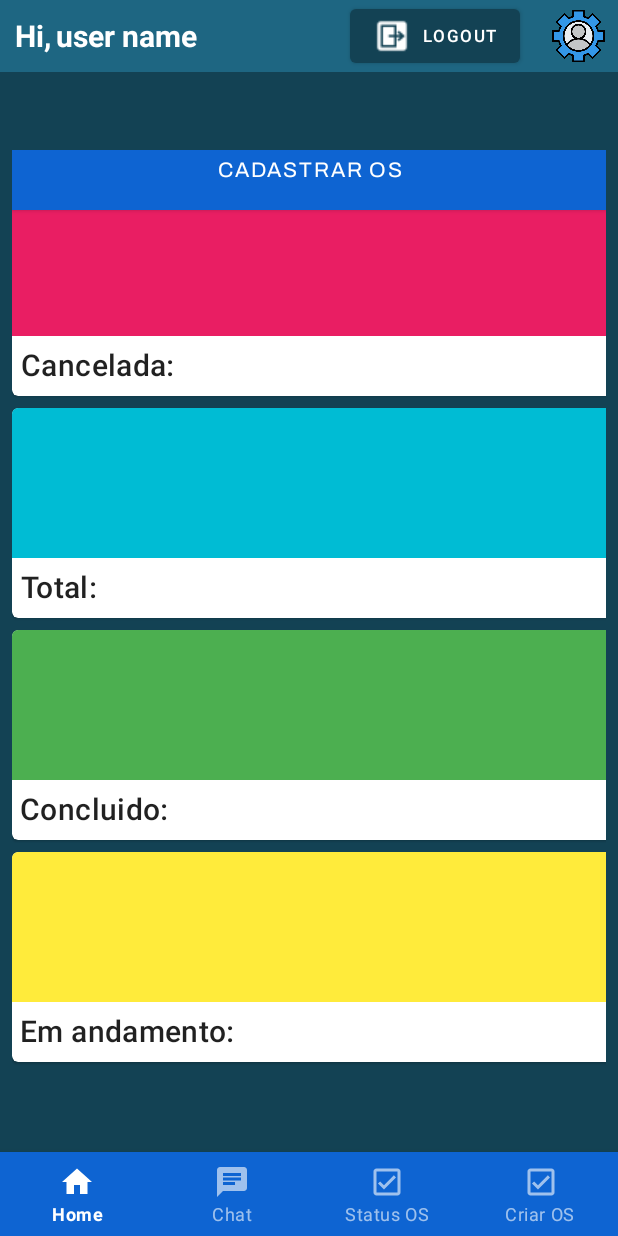
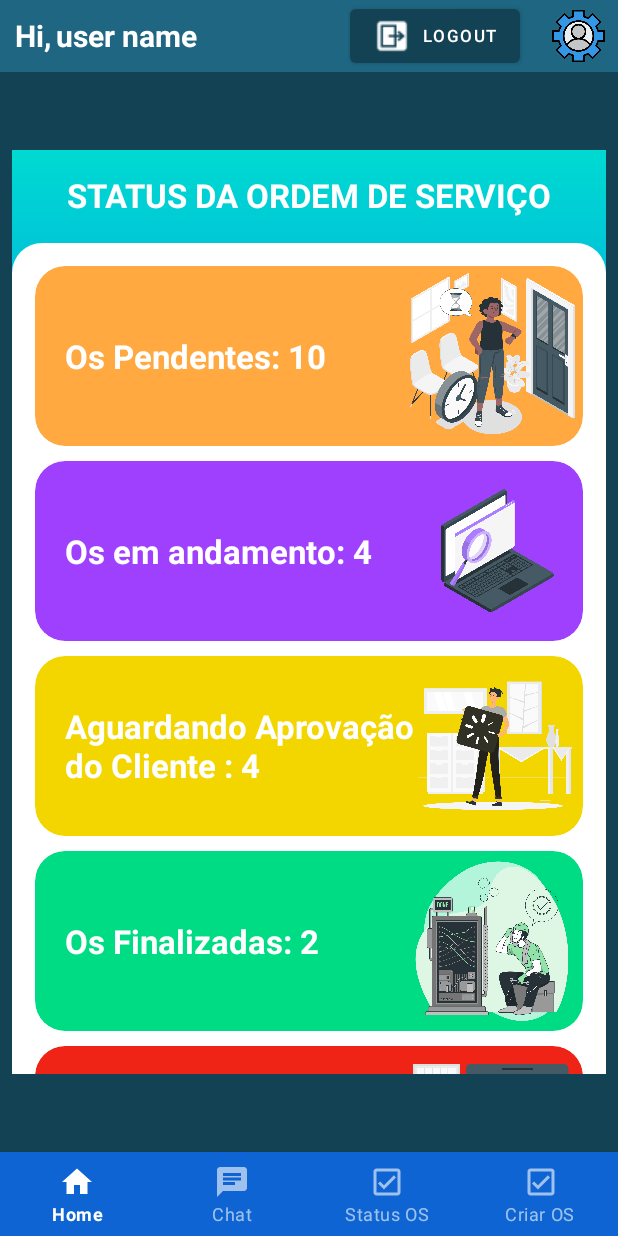
Before and after one commit to LeonardoSnows/Sistema-Integrado-Continuo, an Android app: the screen it shows after launch once a user with an empty profile is signed in (MainMenu), on a phone screen of 412 x 824 dp. Run offline under Robolectric (Android 15) with nearby library versions, the phone set to English and light mode, and no system bars; our stand-ins replace Firebase (no records; nobody signed in at launch, a user with empty details on screens opened directly).

Commit message:
alterado a tela de status das OS

```diff
--- /dev/null
+++ b/sistema_integrado_continuo/app/src/main/res/drawable/shape_app_categorias.xml
@@ -0,0 +1,8 @@
+<?xml version="1.0" encoding="utf-8"?>
+<shape xmlns:android="http://schemas.android.com/apk/res/android">
+<gradient
+    android:startColor="@color/cor_top"
+    android:endColor="@color/cor_bottom"
+    android:angle="60"
+    />
+</shape>
--- /dev/null
+++ b/sistema_integrado_continuo/app/src/main/res/drawable/shape_container_categorias.xml
@@ -0,0 +1,8 @@
+<?xml version="1.0" encoding="utf-8"?>
+<shape xmlns:android="http://schemas.android.com/apk/res/android">
+<solid android:color="@color/white"/>
+    <corners
+        android:topRightRadius="20dp"
+        android:topLeftRadius="20dp"
+        />
+</shape>
--- a/sistema_integrado_continuo/app/src/main/res/layout/fragment_home.xml
+++ b/sistema_integrado_continuo/app/src/main/res/layout/fragment_home.xml
@@ -1,229 +1,191 @@
 <?xml version="1.0" encoding="utf-8"?>
-<androidx.constraintlayout.widget.ConstraintLayout xmlns:android="http://schemas.android.com/apk/res/android"
+<androidx.constraintlayout.widget.ConstraintLayout
+    xmlns:android="http://schemas.android.com/apk/res/android"
     xmlns:app="http://schemas.android.com/apk/res-auto"
     xmlns:tools="http://schemas.android.com/tools"
     android:layout_width="match_parent"
     android:layout_height="match_parent"
+    android:background="@drawable/shape_app_categorias"
     tools:context=".status.status">
 
+    <TextView
+        android:id="@+id/status_os"
+        android:layout_width="match_parent"
+        android:layout_height="wrap_content"
+        android:text="STATUS DA ORDEM DE SERVIÇO"
+        android:textColor="@color/white"
+        android:gravity="center"
+        android:layout_marginTop="15dp"
+        android:textSize="22dp"
+        android:textStyle="bold"
+        app:layout_constraintTop_toTopOf="parent" />
 
-    <ScrollView
-        android:id="@+id/scrollView2"
+    <View
+        android:id="@+id/view"
         android:layout_width="match_parent"
-        android:layout_height="match_parent"
-        android:orientation="vertical">
+        android:layout_height="1px"
+        app:layout_constraintBottom_toBottomOf="parent"
+        app:layout_constraintTop_toTopOf="parent"
+        app:layout_constraintVertical_bias="0.1"/>
 
-        <LinearLayout
+    <LinearLayout
+        android:id="@+id/container_categorias"
+        android:layout_width="match_parent"
+        android:layout_height="0dp"
+        android:orientation="vertical"
+        android:paddingHorizontal="15dp"
+        android:paddingTop="15dp"
+        android:background="@drawable/shape_container_categorias"
+        app:layout_constraintBottom_toBottomOf="parent"
+        app:layout_constraintTop_toBottomOf="@id/view" >
+
+        <androidx.core.widget.NestedScrollView
             android:layout_width="match_parent"
-            android:layout_height="140sp"
-            android:orientation="vertical">
-
-        </LinearLayout>
-    </ScrollView>
-
-    <Button
-        android:id="@+id/btn_cadastro_os"
-        android:layout_width="403dp"
-        android:layout_height="67dp"
-        android:backgroundTint="#0E64D2"
-        android:fontFamily="@font/archivo"
-        android:text="Cadastrar OS"
-        android:textColor="@color/white"
-        app:layout_constraintBottom_toTopOf="@+id/cardCancelado"
-        app:layout_constraintEnd_toEndOf="parent"
-        app:layout_constraintStart_toStartOf="parent"
-        app:layout_constraintTop_toTopOf="@+id/scrollView2" />
-
-    <com.google.android.material.card.MaterialCardView
-        android:id="@+id/cardCancelado"
-        android:layout_width="400dp"
-        android:layout_height="140dp"
-        android:layout_margin="8dp"
-        app:layout_constraintBottom_toTopOf="@+id/cardTotal"
-        tools:layout_editor_absoluteX="8dp">
-
-        <LinearLayout
-            android:layout_width="match_parent"
-            android:layout_height="143dp"
-            android:orientation="vertical">
-
-            <!-- Media -->
-
-            <ImageView
-                android:layout_width="match_parent"
-                android:layout_height="100dp"
-                android:contentDescription="Cancelada"
-                android:scaleType="centerCrop"
-                app:srcCompat="@drawable/background_cancelado" />
+            android:layout_height="match_parent">
 
             <LinearLayout
                 android:layout_width="match_parent"
-                android:layout_height="38sp"
-                android:orientation="horizontal"
-                android:padding="5dp">
+                android:layout_height="match_parent"
+                android:orientation="vertical">
+                <androidx.cardview.widget.CardView
+                    android:id="@+id/os_Pendentes"
+                    android:layout_width="match_parent"
+                    android:layout_height="120dp"
+                    app:cardBackgroundColor="@color/cor_investimentos"
+                    app:cardCornerRadius="20dp"
+                    app:cardElevation="0dp"
+                    >
+                    <TextView
+                        android:layout_width="match_parent"
+                        android:layout_height="wrap_content"
+                        android:text="Os Pendentes: 10"
+                        android:textColor="@color/white"
+                        android:textSize="22dp"
+                        android:layout_gravity="center"
+                        android:paddingHorizontal="20dp"
+                        android:textStyle="bold" />
+                    <ImageView
+                        android:layout_width="120dp"
+                        android:layout_height="match_parent"
+                        android:layout_gravity="end"
+                        android:src="@drawable/pendente"/>
+                </androidx.cardview.widget.CardView>
 
-                <!-- Title, secondary and supporting text -->
-                <TextView
-                    android:layout_width="wrap_content"
-                    android:layout_height="wrap_content"
-                    android:text="Cancelada:"
-                    android:textAlignment="center"
-                    android:textAppearance="?attr/textAppearanceHeadline6" />
+                <View
+                    android:layout_width="match_parent"
+                    android:layout_height="10dp"/>
 
-                <TextView
-                    android:id="@+id/textView10"
-                    android:layout_width="40sp"
-                    android:layout_height="wrap_content"
-                    android:text=""
-                    android:textAppearance="?attr/textAppearanceHeadline6" />
+                <androidx.cardview.widget.CardView
+                    android:id="@+id/os_em_andamento"
+                    android:layout_width="match_parent"
+                    android:layout_height="120dp"
+                    app:cardBackgroundColor="@color/cor_noticias"
+                    app:cardCornerRadius="20dp"
+                    app:cardElevation="0dp"
+                    >
+                    <TextView
+                        android:layout_width="match_parent"
+                        android:layout_height="wrap_content"
+                        android:text="Os em andamento: 4"
+                        android:textColor="@color/white"
+                        android:textSize="22dp"
+                        android:layout_gravity="center"
+                        android:paddingHorizontal="20dp"
+                        android:textStyle="bold" />
+                    <ImageView
+                        android:layout_width="120dp"
+                        android:layout_height="match_parent"
+                        android:layout_gravity="end"
+                        android:src="@drawable/image_noticias_category"/>
+                </androidx.cardview.widget.CardView>
+                <View
+                    android:layout_width="match_parent"
+                    android:layout_height="10dp"/>
+
+                <androidx.cardview.widget.CardView
+                    android:id="@+id/Aguardando_aprovação"
+                    android:layout_width="match_parent"
+                    android:layout_height="120dp"
+                    app:cardBackgroundColor="@color/cor_musicas"
+                    app:cardCornerRadius="20dp"
+                    app:cardElevation="0dp"
+                    >
+                    <TextView
+                        android:layout_width="match_parent"
+                        android:layout_height="wrap_content"
+                        android:text="Aguardando Aprovação
+                        do Cliente : 4"
+                        android:textColor="@color/white"
+                        android:textSize="22dp"
+                        android:layout_gravity="center"
+                        android:paddingHorizontal="20dp"
+                        android:textStyle="bold" />
+                    <ImageView
+                        android:layout_width="120dp"
+                        android:layout_height="match_parent"
+                        android:layout_gravity="end"
+                        android:src="@drawable/aguardando"/>
+                </androidx.cardview.widget.CardView>
+
+                <View
+                    android:layout_width="match_parent"
+                    android:layout_height="10dp"/>
+
+                <androidx.cardview.widget.CardView
+                    android:id="@+id/finalizadas"
+                    android:layout_width="match_parent"
+                    android:layout_height="120dp"
+                    app:cardBackgroundColor="@color/cor_videos"
+                    app:cardCornerRadius="20dp"
+                    app:cardElevation="0dp"
+                    >
+                    <TextView
+                        android:layout_width="match_parent"
+                        android:layout_height="wrap_content"
+                        android:text="Os Finalizadas: 2"
+                        android:textColor="@color/white"
+                        android:textSize="22dp"
+                        android:layout_gravity="center"
+                        android:paddingHorizontal="20dp"
+                        android:textStyle="bold" />
+                    <ImageView
+                        android:layout_width="120dp"
+                        android:layout_height="match_parent"
+                        android:layout_gravity="end"
+                        android:src="@drawable/done"/>
+                </androidx.cardview.widget.CardView>
+
+                <View
+                    android:layout_width="match_parent"
+                    android:layout_height="10dp"/>
+
+                <androidx.cardview.widget.CardView
+                    android:id="@+id/canceladas"
+                    android:layout_width="match_parent"
+                    android:layout_height="120dp"
+                    app:cardBackgroundColor="@color/red"
+                    app:cardCornerRadius="20dp"
+                    app:cardElevation="0dp"
+                    >
+                    <TextView
+                        android:layout_width="match_parent"
+                        android:layout_height="wrap_content"
+                        android:text="Os cancelada: 3"
+                        android:textColor="@color/white"
+                        android:textSize="22dp"
+                        android:layout_gravity="center"
+                        android:paddingHorizontal="20dp"
+                        android:textStyle="bold" />
+                    <ImageView
+                        android:layout_width="120dp"
+                        android:layout_height="match_parent"
+                        android:layout_gravity="end"
+                        android:src="@drawable/cancelada"/>
+                </androidx.cardview.widget.CardView>
+
             </LinearLayout>
+        </androidx.core.widget.NestedScrollView>
 
-        </LinearLayout>
-
-    </com.google.android.material.card.MaterialCardView>
-
-    <com.google.android.material.card.MaterialCardView
-        android:id="@+id/cardAndamento"
-        android:layout_width="400dp"
-        android:layout_height="140dp"
-        android:layout_margin="8dp"
-        app:layout_constraintBottom_toBottomOf="parent"
-        tools:layout_editor_absoluteX="8dp">
-
-        <LinearLayout
-            android:layout_width="match_parent"
-            android:layout_height="wrap_content"
-            android:orientation="vertical">
-
-            <!-- Media -->
-            <ImageView
-                android:layout_width="match_parent"
-                android:layout_height="100dp"
-                android:contentDescription="Em andamento"
-                android:scaleType="centerCrop"
-                app:srcCompat="@drawable/background_em_andamento" />
-
-            <LinearLayout
-                android:layout_width="match_parent"
-                android:layout_height="38sp"
-                android:orientation="horizontal"
-                android:padding="5dp">
-
-                <!-- Title, secondary and supporting text -->
-                <TextView
-                    android:layout_width="wrap_content"
-                    android:layout_height="wrap_content"
-                    android:text="Em andamento:"
-                    android:textAlignment="center"
-                    android:textAppearance="?attr/textAppearanceHeadline6" />
-
-                <TextView
-                    android:id="@+id/textView9"
-                    android:layout_width="40sp"
-                    android:layout_height="wrap_content"
-                    android:text=""
-                    android:textAppearance="?attr/textAppearanceHeadline6" />
-            </LinearLayout>
-
-        </LinearLayout>
-
-    </com.google.android.material.card.MaterialCardView>
-
-    <com.google.android.material.card.MaterialCardView
-        android:id="@+id/cardConcluido"
-        android:layout_width="400dp"
-        android:layout_height="140dp"
-        android:layout_margin="8dp"
-        app:layout_constraintBottom_toTopOf="@+id/cardAndamento"
-        tools:layout_editor_absoluteX="8dp">
-
-        <LinearLayout
-            android:layout_width="match_parent"
-            android:layout_height="wrap_content"
-            android:orientation="vertical">
-
-
-            <!-- Media -->
-            <ImageView
-                android:layout_width="match_parent"
-                android:layout_height="100dp"
-                android:contentDescription="Concluida"
-                android:scaleType="centerCrop"
-                app:srcCompat="@drawable/background_concluido" />
-
-            <LinearLayout
-                android:layout_width="match_parent"
-                android:layout_height="38sp"
-                android:orientation="horizontal"
-                android:padding="5dp">
-
-                <!-- Title, secondary and supporting text -->
-                <TextView
-                    android:layout_width="wrap_content"
-                    android:layout_height="wrap_content"
-                    android:text="Concluido:"
-                    android:textAlignment="center"
-                    android:textAppearance="?attr/textAppearanceHeadline6" />
-
-                <TextView
-                    android:id="@+id/textView8"
-                    android:layout_width="40sp"
-                    android:layout_height="wrap_content"
-                    android:text=""
-                    android:textAppearance="?attr/textAppearanceHeadline6" />
-            </LinearLayout>
-
-        </LinearLayout>
-
-    </com.google.android.material.card.MaterialCardView>
-
-    <com.google.android.material.card.MaterialCardView
-        android:id="@+id/cardTotal"
-        android:layout_width="400dp"
-        android:layout_height="140sp"
-        android:layout_margin="8dp"
-        app:layout_constraintBottom_toTopOf="@+id/cardConcluido"
-        tools:layout_editor_absoluteX="8dp">
-
-        <LinearLayout
-            android:layout_width="match_parent"
-            android:layout_height="wrap_content"
-            android:orientation="vertical">
-
-            <!-- Media -->
-
-            <ImageView
-                android:layout_width="match_parent"
-                android:layout_height="100dp"
-                android:contentDescription="Total"
-                android:scaleType="centerCrop"
-                app:srcCompat="@drawable/background_total" />
-
-            <LinearLayout
-                android:layout_width="match_parent"
-                android:layout_height="38sp"
-                android:orientation="horizontal"
-                android:padding="5dp">
-
-                <!-- Title, secondary and supporting text -->
-                <TextView
-                    android:layout_width="wrap_content"
-                    android:layout_height="wrap_content"
-                    android:text="Total:"
-                    android:textAlignment="center"
-                    android:textAppearance="?attr/textAppearanceHeadline6" />
-
-                <TextView
-                    android:id="@+id/textView11"
-                    android:layout_width="40sp"
-                    android:layout_height="wrap_content"
-                    android:text=""
-                    android:textAppearance="?attr/textAppearanceHeadline6" />
-            </LinearLayout>
-
-        </LinearLayout>
-
-    </com.google.android.material.card.MaterialCardView>
-
+    </LinearLayout>
 
 </androidx.constraintlayout.widget.ConstraintLayout>
--- a/sistema_integrado_continuo/app/src/main/res/values/colors.xml
+++ b/sistema_integrado_continuo/app/src/main/res/values/colors.xml
@@ -7,5 +7,12 @@
     <color name="teal_700">#134254</color>
     <color name="black">#FF000000</color>
     <color name="white">#FFFFFFFF</color>
+    <color name="red">#EF2316</color>
     <color name="base">#134254</color>
+    <color name="cor_top">#00DAD2</color>
+    <color name="cor_bottom">#002AFF</color>
+    <color name="cor_investimentos">#BFFF8C00</color>
+    <color name="cor_noticias">#BF8000FF</color>
+    <color name="cor_musicas">#F3D500</color>
+    <color name="cor_videos">#00DC84</color>
 </resources>
```
Also changed, not shown: sistema_integrado_continuo/app/src/main/res/drawable/aguardando.png (added), sistema_integrado_continuo/app/src/main/res/drawable/cancelada.png (added), sistema_integrado_continuo/app/src/main/res/drawable/done.png (added), sistema_integrado_continuo/app/src/main/res/drawable/image_invertimentos_category.png (added), sistema_integrado_continuo/app/src/main/res/drawable/image_mobile.png (added), sistema_integrado_continuo/app/src/main/res/drawable/image_musicas_category.png (added), sistema_integrado_continuo/app/src/main/res/drawable/image_noticias_category.png (added), sistema_integrado_continuo/app/src/main/res/drawable/image_videos_category.png (added), sistema_integrado_continuo/app/src/main/res/drawable/pendente.png (added), sistema_integrado_continuo/app/src/main/res/drawable/teste.jpg (added).
